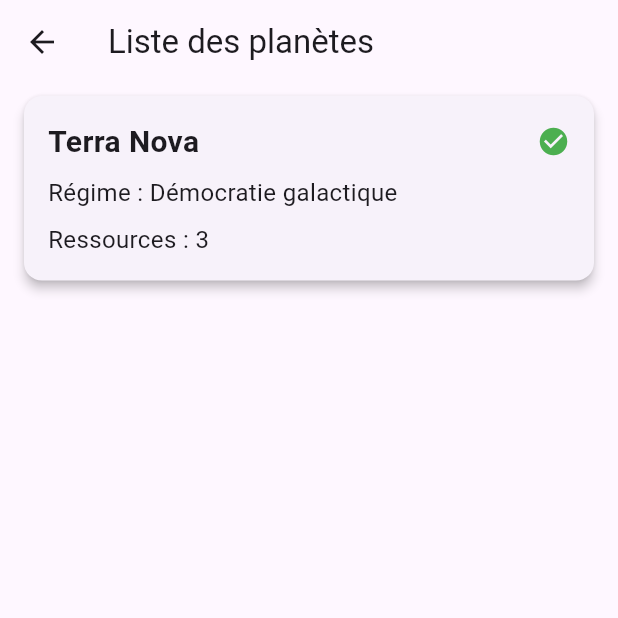
After one commit to remytreflest/les_architectes_cosmiques, a Flutter app: the PlanetsListView screen opened directly, on a phone screen of 412 x 824 dp, the top half of it. The commit adds this screen. Run offline on Flutter 3.47's test engine with Material 3 defaults, Android fonts, the phone set to English and light mode, and no system bars; our stand-ins replace get.

Commit message:
planet added

```diff
--- /dev/null
+++ b/lib/features/planet/domain/entities/planet.dart
@@ -0,0 +1,56 @@
+import 'package:les_architectes_cosmiques/features/planet/domain/entities/ressource.dart';
+
+class Planet {
+  final int id;
+  final int userId;
+  final String name;
+  final String? politicalRegime;
+  final List<Resource> resources;
+  final bool isColonized; // Nouvelle propriété
+
+  const Planet({
+    required this.id,
+    required this.userId,
+    required this.name,
+    this.politicalRegime,
+    this.resources = const [],
+    this.isColonized = false, // valeur par défaut
+  });
+
+  factory Planet.fromJson(Map<String, dynamic> json) => Planet(
+        id: json['id'] as int,
+        userId: json['userId'] as int,
+        name: json['name'] as String,
+        politicalRegime: json['politicalRegime'] as String?,
+        resources: (json['resources'] as List<dynamic>? ?? [])
+            .map((res) => Resource.fromJson(res as Map<String, dynamic>))
+            .toList(),
+        isColonized: json['isColonized'] as bool? ?? false,
+      );
+
+  Map<String, dynamic> toJson() => {
+        'id': id,
+        'userId': userId,
+        'name': name,
+        'politicalRegime': politicalRegime,
+        'resources': resources.map((r) => r.toJson()).toList(),
+        'isColonized': isColonized,
+      };
+
+  Planet copyWith({
+    int? id,
+    int? userId,
+    String? name,
+    String? politicalRegime,
+    List<Resource>? resources,
+    bool? isColonized,
+  }) =>
+      Planet(
+        id: id ?? this.id,
+        userId: userId ?? this.userId,
+        name: name ?? this.name,
+        politicalRegime: politicalRegime ?? this.politicalRegime,
+        resources: resources ?? this.resources,
+        isColonized: isColonized ?? this.isColonized,
+      );
+}
--- /dev/null
+++ b/lib/features/planet/domain/entities/ressource.dart
@@ -0,0 +1,43 @@
+class Resource {
+  final int id;
+  final int planetId;
+  final String type;
+  final double quantity;
+
+  const Resource({
+    required this.id,
+    required this.planetId,
+    required this.type,
+    required this.quantity,
+  });
+
+  factory Resource.fromJson(Map<String, dynamic> json) {
+    return Resource(
+      id: json['id'] as int,
+      planetId: json['planetId'] as int,
+      type: json['type'] as String,
+      quantity: (json['quantity'] as num).toDouble(),
+    );
+  }
+
+  Map<String, dynamic> toJson() => {
+        'id': id,
+        'planetId': planetId,
+        'type': type,
+        'quantity': quantity,
+      };
+
+  Resource copyWith({
+    int? id,
+    int? planetId,
+    String? type,
+    double? quantity,
+  }) {
+    return Resource(
+      id: id ?? this.id,
+      planetId: planetId ?? this.planetId,
+      type: type ?? this.type,
+      quantity: quantity ?? this.quantity,
+    );
+  }
+}
--- /dev/null
+++ b/lib/features/planet/presentation/pages/planet_list_view.dart
@@ -0,0 +1,29 @@
+import 'package:flutter/material.dart';
+import 'package:get/get.dart';
+
+import '../controller/planet_controller.dart';
+import '../widgets/planet_card.dart';
+
+class PlanetsListView extends StatelessWidget {
+  const PlanetsListView({super.key});
+
+  @override
+  Widget build(BuildContext context) {
+    final controller = Get.find<PlanetController>();
+    controller.loadPlanetsForUser(1);
+
+    return Scaffold(
+      appBar: AppBar(title: const Text('Liste des planètes')),
+      body: Obx(() {
+        if (controller.planets.isEmpty) {
+          return const Center(child: Text('Aucune planète !'));
+        }
+        return ListView.builder(
+          itemCount: controller.planets.length,
+          itemBuilder: (context, index) =>
+              PlanetCard(planet: controller.planets[index]),
+        );
+      }),
+    );
+  }
+}
--- /dev/null
+++ b/lib/features/planet/presentation/widgets/planet_card.dart
@@ -0,0 +1,56 @@
+import 'package:flutter/material.dart';
+
+import '../../domain/entities/planet.dart';
+
+class PlanetCard extends StatelessWidget {
+  final Planet planet;
+
+  const PlanetCard({super.key, required this.planet});
+
+  @override
+  Widget build(BuildContext context) {
+    return Card(
+      elevation: 3,
+      margin: const EdgeInsets.symmetric(vertical: 8, horizontal: 16),
+      shape: RoundedRectangleBorder(borderRadius: BorderRadius.circular(12)),
+      child: Padding(
+        padding: const EdgeInsets.all(16.0),
+        child: Column(
+          crossAxisAlignment: CrossAxisAlignment.start,
+          children: [
+            // Nom
+            Row(
+              mainAxisAlignment: MainAxisAlignment.spaceBetween,
+              children: [
+                Text(
+                  planet.name,
+                  style: const TextStyle(
+                      fontSize: 20, fontWeight: FontWeight.bold),
+                ),
+                if (planet.isColonized)
+                  const Icon(Icons.check_circle, color: Colors.green, size: 22)
+                else
+                  const Icon(Icons.radio_button_unchecked,
+                      color: Colors.redAccent, size: 22),
+              ],
+            ),
+            const SizedBox(height: 8),
+
+            // Régime politique
+            Text(
+              'Régime : ${planet.politicalRegime ?? "Aucun"}',
+              style: const TextStyle(fontSize: 16),
+            ),
+            const SizedBox(height: 8),
+
+            // Nombre de ressources
+            Text(
+              'Ressources : ${planet.resources.length}',
+              style: const TextStyle(fontSize: 16),
+            ),
+          ],
+        ),
+      ),
+    );
+  }
+}
--- a/lib/main.dart
+++ b/lib/main.dart
@@ -1,14 +1,18 @@
 import 'package:flutter/material.dart';
 import 'package:get/get.dart';
+import 'package:les_architectes_cosmiques/features/planet/data/repositories_impl/in_memory_planet_repository.dart';
+import 'package:les_architectes_cosmiques/features/planet/presentation/controller/planet_controller.dart';
 import 'package:les_architectes_cosmiques/features/user/presentation/controller/user_controller.dart';
 
 import 'app.dart';
 import 'features/user/data/repositories_impl/in_memory_user_repository.dart';
 
 void main() {
-  // Ici tu instancieras ton vrai UserRepository plus tard
   final userRepository = InMemoryUserRepository();
   Get.put(UserController(userRepository));
 
+  final planetRepository = InMemoryPlanetRepository();
+  Get.put(PlanetController(planetRepository));
+
   runApp(const MyApp());
 }
```
Also changed, not shown: lib/features/planet/data/repositories_impl/in_memory_planet_repository.dart (added, +58 -0 lines), lib/features/planet/domain/repositories/planet_repository.dart (added, +9 -0 lines), lib/features/planet/presentation/controller/planet_controller.dart (added, +39 -0 lines).
